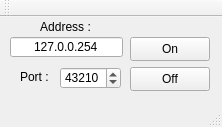
Old version of the form 09-CodageDetecterLecteurs/DetecterLecteurs/detecterlecteurs.ui in the repository BriceJamin/BriceJamin-ProjetSuPer.
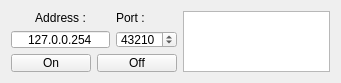
New version of the form.

Commit message: [New] Display dans un textEdit

```diff
--- a/09-CodageDetecterLecteurs/DetecterLecteurs/detecterlecteurs.ui
+++ b/09-CodageDetecterLecteurs/DetecterLecteurs/detecterlecteurs.ui
@@ -6,65 +6,29 @@
    <rect>
     <x>0</x>
     <y>0</y>
-    <width>222</width>
-    <height>127</height>
+    <width>341</width>
+    <height>83</height>
    </rect>
   </property>
+  <property name="minimumSize">
+   <size>
+    <width>341</width>
+    <height>83</height>
+   </size>
+  </property>
+  <property name="maximumSize">
+   <size>
+    <width>577</width>
+    <height>83</height>
+   </size>
+  </property>
   <property name="windowTitle">
    <string>DetecterLecteurs</string>
   </property>
   <widget class="QWidget" name="centralWidget">
-   <widget class="QPushButton" name="onPushButton">
-    <property name="geometry">
-     <rect>
-      <x>130</x>
-      <y>20</y>
-      <width>80</width>
-      <height>24</height>
-     </rect>
-    </property>
-    <property name="text">
-     <string>On</string>
-    </property>
-   </widget>
-   <widget class="QPushButton" name="offPushButton">
-    <property name="geometry">
-     <rect>
-      <x>130</x>
-      <y>50</y>
-      <width>80</width>
-      <height>24</height>
-     </rect>
-    </property>
-    <property name="text">
-     <string>Off</string>
-    </property>
-   </widget>
-   <widget class="QLineEdit" name="addressLineEdit">
-    <property name="geometry">
-     <rect>
-      <x>10</x>
-      <y>20</y>
-      <width>113</width>
-      <height>20</height>
-     </rect>
-    </property>
-    <property name="text">
-     <string notr="true">127.0.0.254</string>
-    </property>
-    <property name="alignment">
-     <set>Qt::AlignCenter</set>
-    </property>
-   </widget>
+   <layout class="QGridLayout" name="gridLayout">
+    <item row="0" column="0" colspan="2">
    <widget class="QLabel" name="addressLabel">
-    <property name="geometry">
-     <rect>
-      <x>10</x>
-      <y>0</y>
-      <width>111</width>
-      <height>20</height>
-     </rect>
-    </property>
     <property name="text">
      <string>Address :</string>
     </property>
@@ -72,15 +36,9 @@
      <set>Qt::AlignCenter</set>
     </property>
    </widget>
+    </item>
+    <item row="0" column="2">
    <widget class="QLabel" name="portLabel">
-    <property name="geometry">
-     <rect>
-      <x>20</x>
-      <y>50</y>
-      <width>31</width>
-      <height>20</height>
-     </rect>
-    </property>
     <property name="text">
      <string>Port :</string>
     </property>
@@ -88,15 +46,35 @@
      <set>Qt::AlignLeading|Qt::AlignLeft|Qt::AlignVCenter</set>
     </property>
    </widget>
+    </item>
+    <item row="0" column="3" rowspan="3">
+     <widget class="QTextEdit" name="textEdit">
+      <property name="minimumSize">
+       <size>
+        <width>141</width>
+        <height>0</height>
+       </size>
+      </property>
+      <property name="maximumSize">
+       <size>
+        <width>16777215</width>
+        <height>16777215</height>
+       </size>
+      </property>
+     </widget>
+    </item>
+    <item row="1" column="0" colspan="2">
+     <widget class="QLineEdit" name="addressLineEdit">
+      <property name="text">
+       <string notr="true">127.0.0.254</string>
+      </property>
+      <property name="alignment">
+       <set>Qt::AlignCenter</set>
+      </property>
+     </widget>
+    </item>
+    <item row="1" column="2">
    <widget class="QSpinBox" name="portSpinBox">
-    <property name="geometry">
-     <rect>
-      <x>60</x>
-      <y>50</y>
-      <width>61</width>
-      <height>22</height>
-     </rect>
-    </property>
     <property name="maximum">
      <number>65535</number>
     </property>
@@ -104,26 +82,23 @@
      <number>43210</number>
     </property>
    </widget>
-  </widget>
-  <widget class="QMenuBar" name="menuBar">
-   <property name="geometry">
-    <rect>
-     <x>0</x>
-     <y>0</y>
-     <width>222</width>
-     <height>20</height>
-    </rect>
-   </property>
-  </widget>
-  <widget class="QToolBar" name="mainToolBar">
-   <attribute name="toolBarArea">
-    <enum>TopToolBarArea</enum>
-   </attribute>
-   <attribute name="toolBarBreak">
-    <bool>false</bool>
-   </attribute>
+    </item>
+    <item row="2" column="0">
+     <widget class="QPushButton" name="onPushButton">
+      <property name="text">
+       <string>On</string>
+      </property>
+     </widget>
+    </item>
+    <item row="2" column="1" colspan="2">
+     <widget class="QPushButton" name="offPushButton">
+      <property name="text">
+       <string>Off</string>
+      </property>
+     </widget>
+    </item>
+   </layout>
   </widget>
-  <widget class="QStatusBar" name="statusBar"/>
  </widget>
  <layoutdefault spacing="6" margin="11"/>
  <resources/>
```
Lines whose indentation alone changed are shown as unchanged. The commit also changes 2 other files.
